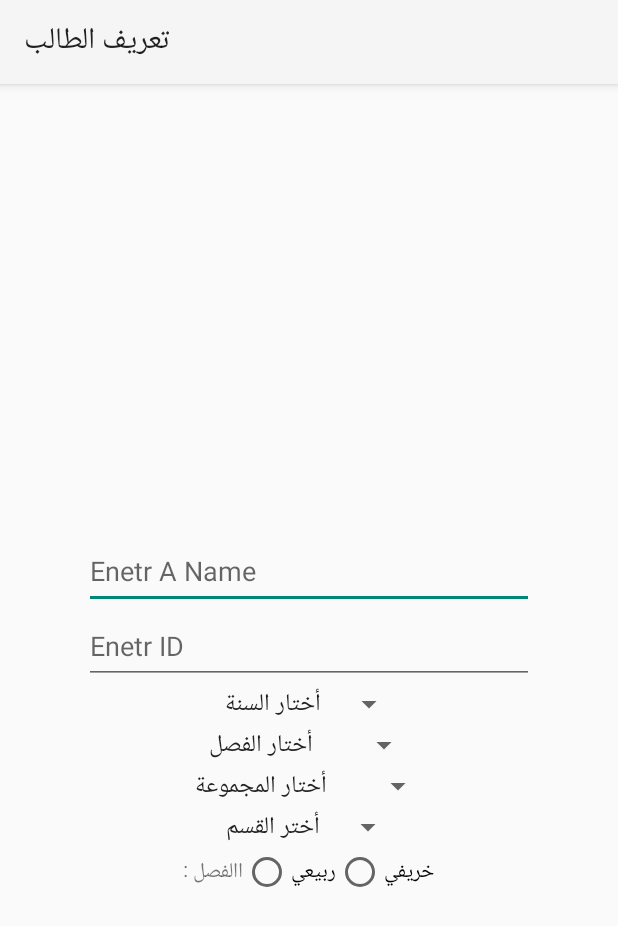
After one commit to kLerArt/StudentList_kLer_00011, an Android app: the ChangeStudentInfo screen opened directly, with no data from a screen before it, on a phone screen of 412 x 824 dp. The commit adds this screen. Shown: the top 926 px of the screen. Run offline under Robolectric (Android 15) with nearby library versions, the phone set to English and light mode, and no system bars.

Commit message:
new Insert And View Dara
Signed-off-by: kLer D.Art <luffy.zoro77@gmail.com>

```diff
--- a/app/src/main/AndroidManifest.xml
+++ b/app/src/main/AndroidManifest.xml
@@ -11,14 +11,13 @@
         android:roundIcon="@mipmap/ic_launcher_round"
         android:supportsRtl="true"
         android:theme="@style/AppTheme">
-        <activity android:name=".SearchIdViewCustom"></activity>
+        <activity android:name=".ChangeStudentInfo"></activity>
+        <activity android:name=".SearchIdViewCustom" />
         <activity android:name=".InsertANewData" />
         <activity android:name=".UseStudentInfoById" />
         <activity android:name=".Trusha.kLerTry.ExtraActivity" />
         <activity android:name=".Trusha.kLerTry.InsertDataActivityOrginal_kLer" />
         <activity android:name=".Trusha.kLerTry.Food.MyInsertData" />
-        <activity android:name=".Trusha.kLerTry.Food.MyInsertData" />
-        <activity android:name=".Trusha.kLerTry.Food.InsertData" />
         <activity android:name=".UseStudentInfo" />
         <activity android:name=".SearchViewCustom" />
         <activity android:name=".Trusha.kLerTry.LogInActivity" />
--- /dev/null
+++ b/app/src/main/java/programable/android/klerart/showuseronrecyclerview/ChangeStudentInfo.java
@@ -0,0 +1,47 @@
+package programable.android.klerart.showuseronrecyclerview;
+
+import androidx.appcompat.app.AppCompatActivity;
+
+import android.content.Intent;
+import android.graphics.BitmapFactory;
+import android.os.Bundle;
+import android.widget.EditText;
+import android.widget.ImageView;
+import android.widget.TextView;
+
+public class ChangeStudentInfo extends AppCompatActivity {
+    ImageView MyImga;
+
+    EditText StudenName,StudentGroup,StuId,StuSemester,StuDepartment,OrginalId;
+
+    @Override
+    protected void onCreate(Bundle savedInstanceState) {
+        super.onCreate(savedInstanceState);
+        setContentView(R.layout.activity_change_student_info);
+
+
+
+
+        Intent intent=getIntent();
+
+        intent.getExtras();
+//        MyImga.setImageBitmap(BitmapFactory.decodeByteArray(intent.getByteArrayExtra("myImga"),0,intent.getByteArrayExtra("myImga").length));
+
+
+
+    }
+
+    public void Inta(){
+
+        MyImga=findViewById(R.id.MyImga);
+
+        StudenName=findViewById(R.id.StuName);
+
+        StuId=findViewById(R.id.StuID);
+
+//        StudentGroup=findViewById(R.id.StuGeoup);
+//        StuSemester=findViewById(R.id.StuSemester);
+//        OrginalId=findViewById(R.id.OrginalID);
+//        StuDepartment=findViewById(R.id.StuDepartment);
+    }
+}
--- /dev/null
+++ b/app/src/main/res/layout/activity_change_student_info.xml
@@ -0,0 +1,76 @@
+<?xml version="1.0" encoding="utf-8"?>
+<ScrollView xmlns:android="http://schemas.android.com/apk/res/android"
+    xmlns:app="http://schemas.android.com/apk/res-auto"
+    xmlns:tools="http://schemas.android.com/tools"
+    android:layout_width="match_parent"
+    android:layout_height="match_parent"
+    tools:context=".ChangeStudentInfo">
+    <LinearLayout
+        android:orientation="vertical"
+        android:gravity="center"
+        android:layout_width="match_parent"
+        android:layout_height="match_parent">
+
+        <ImageView
+            android:layout_width="300dp"
+            android:layout_height="300dp" />
+
+        <EditText
+            android:id="@+id/StuName"
+            android:hint="Enetr A Name"
+            android:layout_width="300dp"
+            android:layout_height="50dp" />
+        <EditText
+            android:id="@+id/StuID"
+            android:hint="Enetr ID"
+            android:inputType="number"
+            android:layout_width="300dp"
+            android:layout_height="50dp" />
+        <Spinner
+            android:entries="@array/Year"
+            android:layout_width="wrap_content"
+            android:layout_height="wrap_content"/>
+
+        <Spinner
+            android:entries="@array/Semesters"
+            android:layout_width="wrap_content"
+            android:layout_height="wrap_content"/>
+
+        <Spinner
+            android:entries="@array/Group"
+            android:layout_width="wrap_content"
+            android:layout_height="wrap_content"/>
+
+        <Spinner
+            android:entries="@array/Department"
+            android:layout_width="wrap_content"
+            android:layout_height="wrap_content"/>
+
+        <RadioGroup
+            android:orientation="horizontal"
+            android:layout_width="wrap_content"
+            android:layout_height="wrap_content">
+            <TextView
+                android:text="االفصل :"
+                android:layout_width="wrap_content"
+                android:layout_height="wrap_content" />
+
+            <RadioButton
+                android:text="ربيعي"
+                android:layout_width="wrap_content"
+                android:layout_height="wrap_content" />
+            <RadioButton
+                android:text="خريفي"
+                android:layout_width="wrap_content"
+                android:layout_height="wrap_content" />
+        </RadioGroup>
+
+
+
+
+
+
+
+    </LinearLayout>
+
+</ScrollView>
```
Also changed, not shown: app/src/main/java/programable/android/klerart/showuseronrecyclerview/Database/Database.java (+48 -5 lines), app/src/main/java/programable/android/klerart/showuseronrecyclerview/Modell/Student.java (+10 -12 lines), app/src/main/java/programable/android/klerart/showuseronrecyclerview/MyAdapter/SearchAdapter.java (+19 -3 lines), app/src/main/java/programable/android/klerart/showuseronrecyclerview/UseStudentInfo.java (+53 -4 lines), app/src/main/res/layout/activity_user_info.xml (+18 -0 lines), 1 other file.
